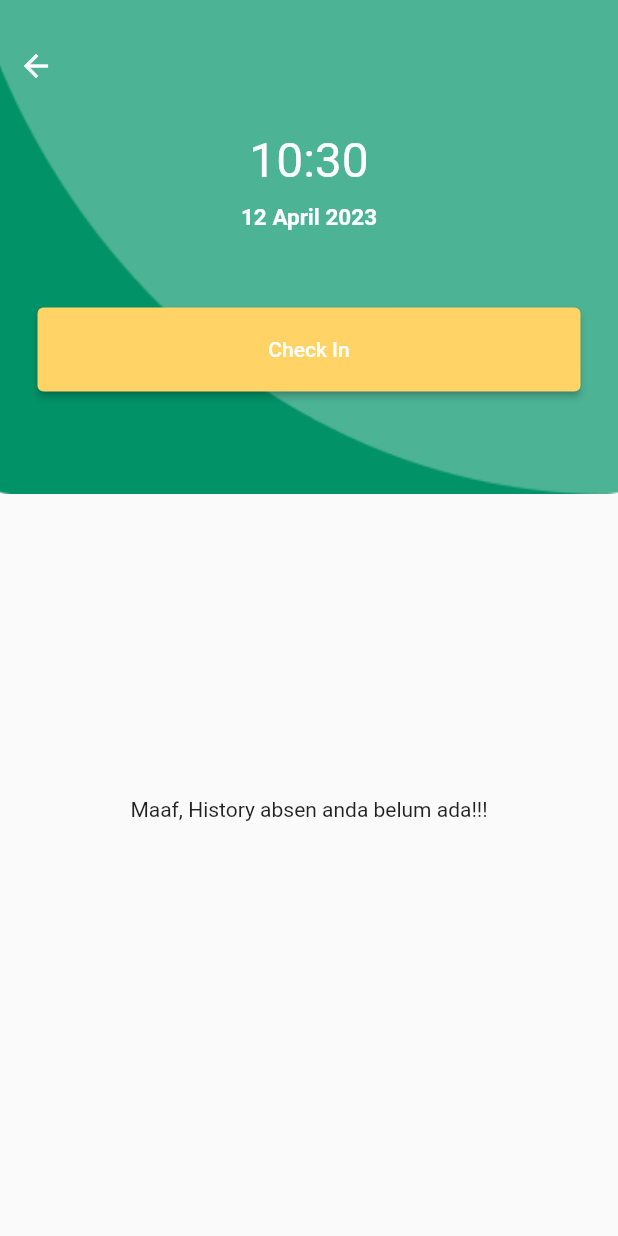
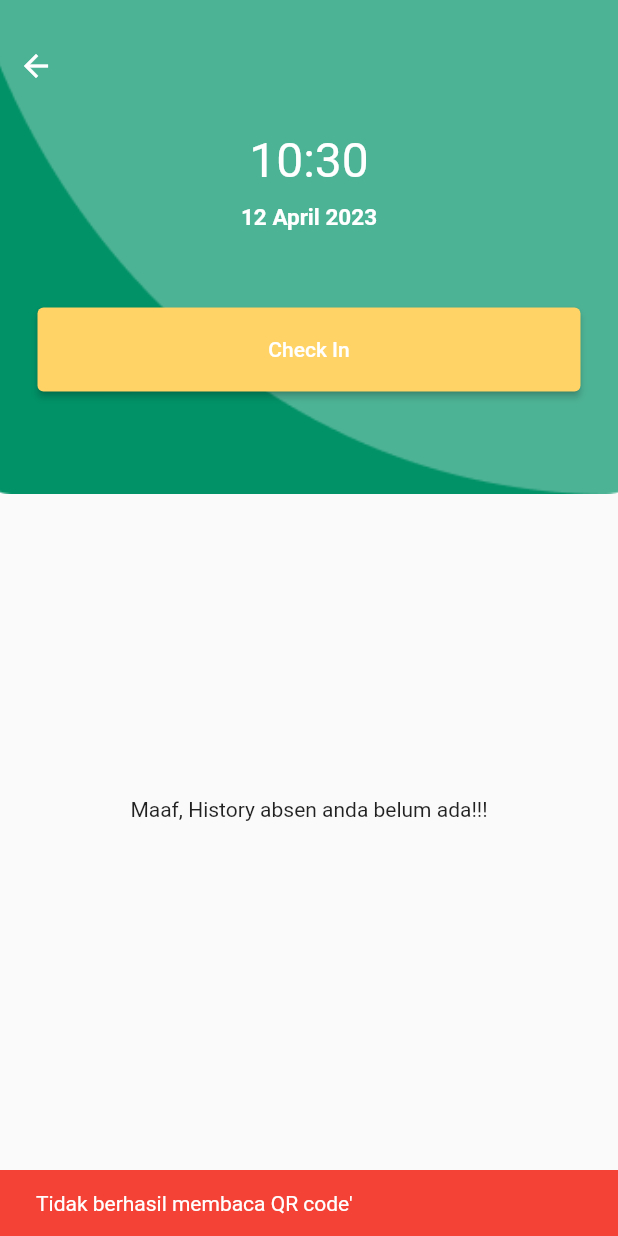
Before and after one commit to Tomjerry12345/absensi-mobile, a Flutter app: the CheckPage screen opened directly, after a tap on "Check In", on a phone screen of 412 x 824 dp. Run offline on Flutter 3.47's test engine with Material 2 defaults, Android fonts, the phone set to English and light mode, and no system bars; our stand-ins replace cloud_firestore, firebase_auth, firebase_core, firebase_storage, get, image_picker and 1 more; missing offline and left inert: platform_device_id, qrscan; accounts and stored records are empty; network calls fail.

Commit message:
13/4/2023

```diff
--- a/lib/presentation/pages/Check.dart
+++ b/lib/presentation/pages/Check.dart
@@ -1,15 +1,16 @@
 import 'package:cloud_firestore/cloud_firestore.dart';
 import 'package:firebase_auth/firebase_auth.dart';
 import 'package:flutter/material.dart';
+import 'package:flutter/services.dart';
 import 'package:flutter_application_1/Utils/Utilitas.dart';
 import 'package:flutter_application_1/Utils/Utils.dart';
 import 'package:flutter_application_1/presentation/pages/my_page.dart';
 import 'package:flutter_application_1/presentation/resources/warna.dart';
-import 'package:get/get.dart';
-
+import 'package:permission_handler/permission_handler.dart';
 import '../resources/gambar.dart';
 import 'package:qrscan/qrscan.dart' as scanner;
 import 'package:intl/intl.dart';
+import 'dart:math';
 
 import '../widgets/attendance_card.dart';
 
@@ -21,17 +22,55 @@ class CheckPage extends StatefulWidget {
 }
 
 class _CheckPageState extends State<CheckPage> {
-  Future<void> scanQR() async {
+  final _chars =
+      'AaBbCcDdEeFfGgHhIiJjKkLlMmNnOoPpQqRrSsTtUuVvWwXxYyZz1234567890';
+  Random _rnd = Random();
+
+  String getRandomString(int length) => String.fromCharCodes(Iterable.generate(
+      length, (_) => _chars.codeUnitAt(_rnd.nextInt(_chars.length))));
+
+  Future<void> permissionCamera() async {
+    var status = await Permission.camera.status;
+
+    if (status.isDenied) {
+      var isGranted = await Permission.camera.request();
+
+      if (isGranted.isPermanentlyDenied) {
+        openAppSettings();
+      }
+
+      if (isGranted.isGranted) {
+        qrCodeScan();
+      }
+    }
+
+    if (status.isGranted) {
+      qrCodeScan();
+    }
+  }
+
+  Future<void> qrCodeScan() async {
     String? result = await scanner.scan();
     if (result != null) {
+      logO("result", result);
       FirebaseAuth auth = FirebaseAuth.instance;
       FirebaseFirestore firestore = FirebaseFirestore.instance;
+
+      DocumentReference<Map<String, dynamic>> fScanCode =
+          await firestore.collection("code").doc("generate");
+
+      DocumentSnapshot<Map<String, dynamic>> getScanCode =
+          await fScanCode.get();
+
+      if (getScanCode["uid"] == result) {
         String uid = auth.currentUser!.uid;
         DateTime now = DateTime.now();
         String todayDocID =
             DateFormat().add_yMd().format(now).replaceAll("/", "-");
 
         var date = todayDocID.split("-");
+
+        var formatDate = DateFormat('HH:mm').format(now);
 
         DocumentSnapshot<Map<String, dynamic>> getUser =
             await firestore.collection("users").doc(uid).get();
@@ -62,8 +101,10 @@ class _CheckPageState extends State<CheckPage> {
               "nama": user!["nama"],
               "tanggal": {"hari": date[1], "bulan": date[0], "tahun": date[2]},
               "waktu_datang": {"jam": now.hour, "menit": now.minute},
+              "view_waktu_datang": formatDate,
               "keterangan_waktu_datang": keterangan,
               "waktu_pulang": {},
+              "view_waktu_pulang": "-",
               "keterangan_waktu_pulang": "-",
               "durasi": 0,
               "lembur": 0,
@@ -122,6 +163,7 @@ class _CheckPageState extends State<CheckPage> {
 
             cPresent.doc(doc).update({
               "waktu_pulang": {"jam": now.hour, "menit": now.minute},
+              "view_waktu_pulang": formatDate,
               "keterangan_waktu_pulang": keterangan,
               "durasi": durasi,
               "lembur": lembur,
@@ -135,9 +177,14 @@ class _CheckPageState extends State<CheckPage> {
             Utils.showSnackBar("Anda tidak bisa mengisi absen", Colors.red);
           }
         }
+
+        fScanCode.update({"uid": getRandomString(20)});
+      } else {
+        Utils.showSnackBar("QR Code Expired", Colors.red);
+      }
     } else {
       // Jika result bernilai null, Anda bisa menampilkan pesan kesalahan atau melakukan tindakan lain
-      print('Tidak berhasil membaca QR code');
+      Utils.showSnackBar("Tidak berhasil membaca QR code'", Colors.red);
     }
   }
 
@@ -243,7 +290,7 @@ class _CheckPageState extends State<CheckPage> {
                               Title(
                                 color: Warna.putih,
                                 child: Text(
-                                  (DateFormat('KK:mm').format(DateTime.now())),
+                                  (DateFormat('HH:mm').format(DateTime.now())),
                                   style: TextStyle(
                                     color: Warna.putih,
                                     fontSize: 32,
@@ -291,7 +338,7 @@ class _CheckPageState extends State<CheckPage> {
                                       setState(() {
                                         _isCheckIn = false;
                                       });
-                                      scanQR();
+                                      permissionCamera();
                                     },
                                   )
                                 : null)
@@ -332,11 +379,8 @@ class _CheckPageState extends State<CheckPage> {
 
                     return AttendanceCard(
                       date: date,
-                      checkIn:
-                          "${data["waktu_datang"]["jam"]}:${data["waktu_datang"]["menit"]}",
-                      checkout: data["waktu_pulang"]["jam"] == null
-                          ? "-"
-                          : "${data["waktu_pulang"]["jam"]}:${data["waktu_pulang"]["menit"]}",
+                      checkIn: data["view_waktu_datang"],
+                      checkout: data["view_waktu_pulang"],
                     );
                   },
                 );
--- a/pubspec.yaml
+++ b/pubspec.yaml
@@ -47,6 +47,7 @@ dependencies:
   equatable: ^2.0.3
   get: ^4.6.5
   flutter_mailer: ^2.0.2
+  permission_handler: ^10.2.0
 
 
 dev_dependencies:
```
Also changed, not shown: pubspec.lock, 3 other files. Lines whose indentation alone changed are shown as unchanged.
